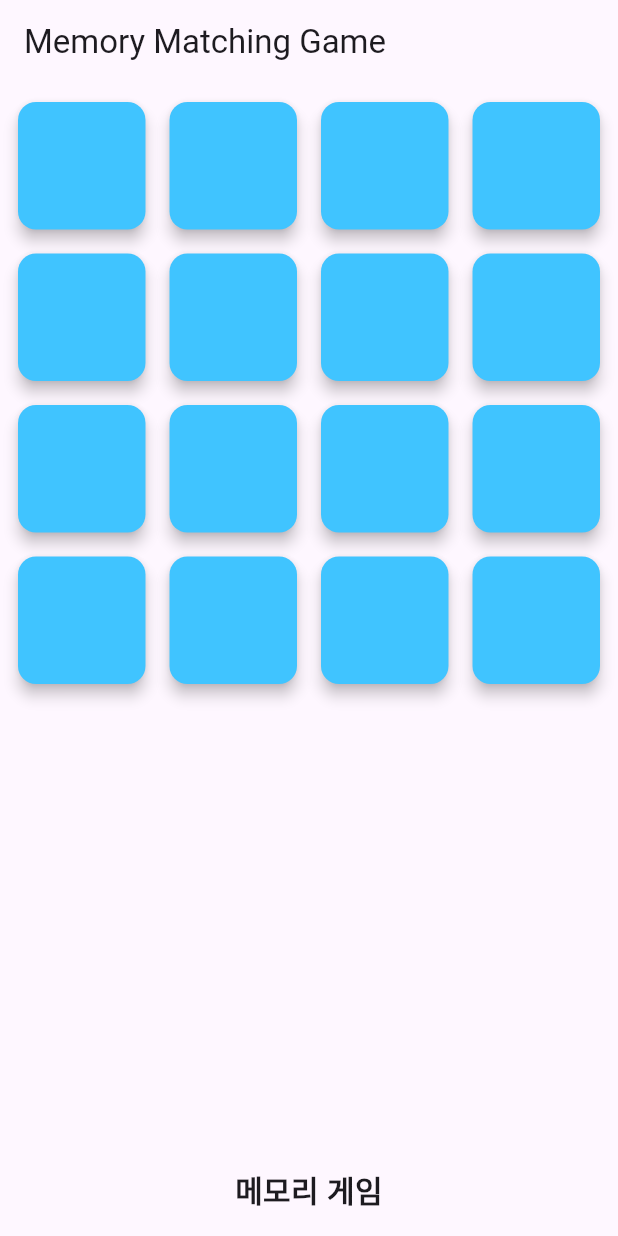
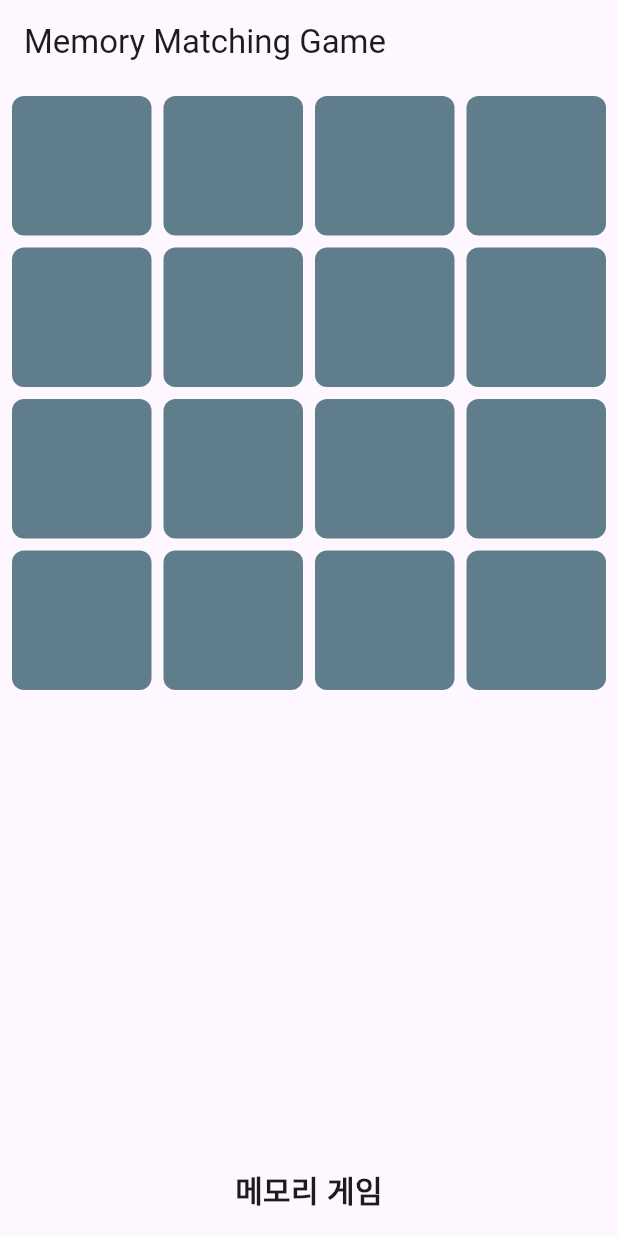
Before and after one commit to solardayz/memory_matching, a Flutter app: the screen it shows after launch, on a phone screen of 412 x 824 dp. Run offline on Flutter 3.47's test engine with Material 3 defaults, Android fonts, the light colour scheme and no system bars.

Commit message:
Implement memory card flipping animation with front and back design.

```diff
--- a/lib/main.dart
+++ b/lib/main.dart
@@ -1,4 +1,5 @@
 import 'package:flutter/material.dart';
+import 'dart:math';
 
 void main() {
   runApp(MemoryMatchingGameApp());
@@ -36,20 +37,10 @@ class MemoryGameScreen extends StatelessWidget {
           ),
           itemCount: gridSize * gridSize,
           itemBuilder: (context, index) {
-            return Card(
-              elevation: 4,
-              color: Colors.lightBlueAccent,
-              child: InkWell(
-                onTap: () {
-                  // 추후 카드 뒤집기 기능 추가 예정
-                },
-                child: Center(
-                  child: Text(
-                    '', // 추후 카드 이미지 또는 텍스트 삽입
-                    style: TextStyle(fontSize: 24, color: Colors.white),
-                  ),
-                ),
-              ),
+            // 각 카드에 flip 애니메이션 적용
+            return MemoryCard(
+              frontText: '😀', // 앞면에 표시할 내용 (예: 이미지, 텍스트)
+              backText: '',    // 뒷면 (기본 디자인용)
             );
           },
         ),
@@ -68,3 +59,104 @@ class MemoryGameScreen extends StatelessWidget {
     );
   }
 }
+
+class MemoryCard extends StatefulWidget {
+  final String frontText;
+  final String backText;
+
+  MemoryCard({required this.frontText, required this.backText});
+
+  @override
+  _MemoryCardState createState() => _MemoryCardState();
+}
+
+class _MemoryCardState extends State<MemoryCard> with SingleTickerProviderStateMixin {
+  bool isFrontVisible = false; // 초기에는 뒷면 표시
+  late AnimationController _controller;
+  late Animation<double> _animation;
+
+  @override
+  void initState() {
+    super.initState();
+    // 400ms 동안 카드가 뒤집히도록 애니메이션 컨트롤러 설정
+    _controller = AnimationController(
+      duration: Duration(milliseconds: 400),
+      vsync: this,
+    );
+    _animation = Tween<double>(begin: 0.0, end: 1.0).animate(_controller);
+  }
+
+  @override
+  void dispose() {
+    _controller.dispose();
+    super.dispose();
+  }
+
+  // 카드 탭 시 flip 애니메이션 실행
+  void flipCard() {
+    if (isFrontVisible) {
+      _controller.reverse();
+    } else {
+      _controller.forward();
+    }
+    isFrontVisible = !isFrontVisible;
+  }
+
+  @override
+  Widget build(BuildContext context) {
+    return GestureDetector(
+      onTap: flipCard,
+      child: AnimatedBuilder(
+        animation: _animation,
+        builder: (context, child) {
+          // 애니메이션 값에 따라 0 ~ pi 라디안까지 회전
+          double angle = _animation.value * pi;
+          // 0.5를 기준으로 앞면/뒷면을 교체
+          bool showFront = _animation.value >= 0.5;
+          return Transform(
+            transform: Matrix4.identity()..rotateY(angle),
+            alignment: Alignment.center,
+            child: showFront ? _buildFront() : _buildBack(),
+          );
+        },
+      ),
+    );
+  }
+
+  // 앞면 (뒤집힌 후 보이는 면)
+  Widget _buildFront() {
+    return Transform(
+      // 앞면은 뒤집힌 상태로 보이게 하기 위해 추가 회전
+      transform: Matrix4.identity()..rotateY(pi),
+      alignment: Alignment.center,
+      child: Container(
+        decoration: BoxDecoration(
+          color: Colors.orangeAccent,
+          borderRadius: BorderRadius.circular(8),
+        ),
+        child: Center(
+          child: Text(
+            widget.frontText,
+            style: TextStyle(fontSize: 32),
+          ),
+        ),
+      ),
+    );
+  }
+
+  // 뒷면 (초기 상태)
+  Widget _buildBack() {
+    return Container(
+      decoration: BoxDecoration(
+        color: Colors.blueGrey,
+        borderRadius: BorderRadius.circular(8),
+      ),
+      child: Center(
+        child: Text(
+          widget.backText,
+          style: TextStyle(fontSize: 32, color: Colors.white),
+        ),
+      ),
+    );
+  }
+}
```
